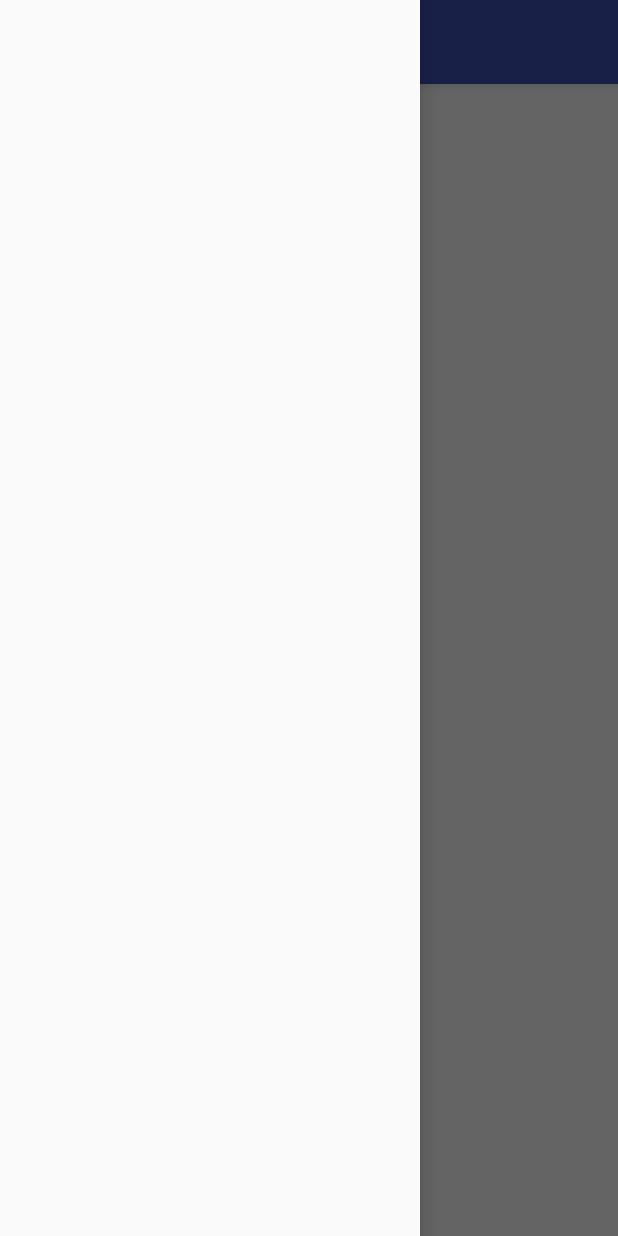
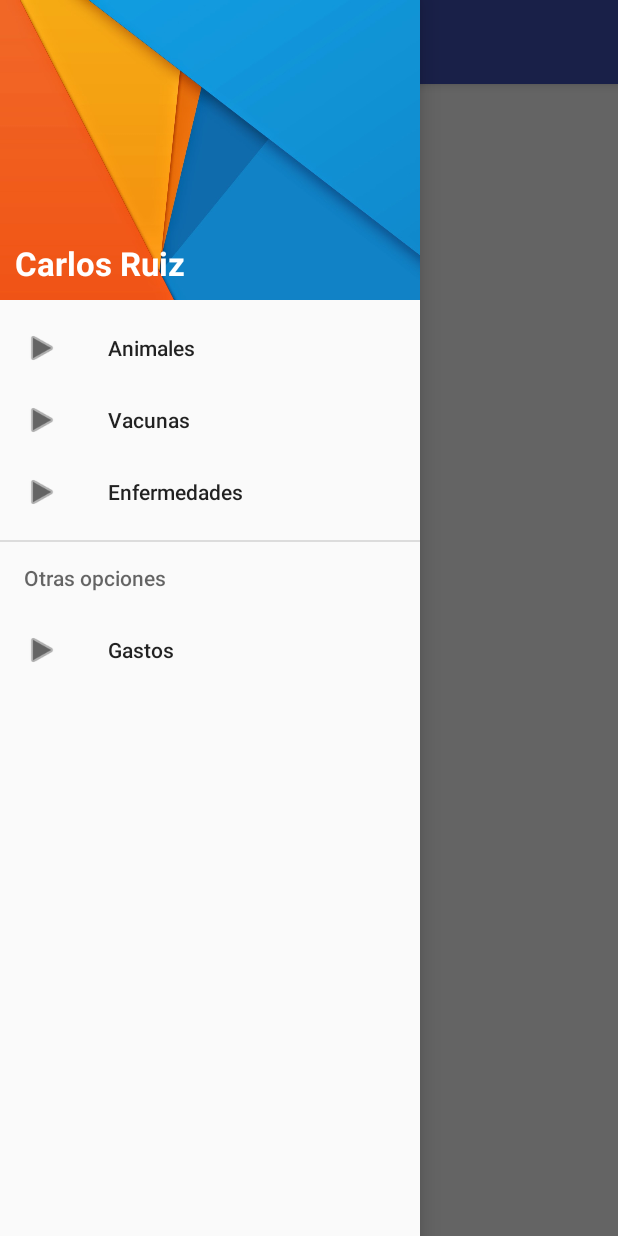
Before and after one commit to carlos-ruiz/cattle-control, an Android app: the screen it shows after launch (MainActivity), with the side drawer open, on a phone screen of 412 x 824 dp. Run offline under Robolectric (Android 15) with nearby library versions, the phone set to English and light mode, and no system bars.

Commit message:
Creando el menu en el navigation drawer

```diff
--- a/app/src/main/java/com/cruiz90/controldeganado/activities/MainActivity.java
+++ b/app/src/main/java/com/cruiz90/controldeganado/activities/MainActivity.java
@@ -1,15 +1,40 @@
 package com.cruiz90.controldeganado.activities;
 
+import android.support.v4.view.GravityCompat;
+import android.support.v4.widget.DrawerLayout;
 import android.support.v7.app.AppCompatActivity;
 import android.os.Bundle;
+import android.support.v7.widget.Toolbar;
+import android.view.MenuItem;
 
 import com.cruiz90.controldeganado.R;
 
 public class MainActivity extends AppCompatActivity {
 
+    private DrawerLayout drawerLayout;
+
     @Override
     protected void onCreate(Bundle savedInstanceState) {
         super.onCreate(savedInstanceState);
         setContentView(R.layout.activity_main);
+        drawerLayout = (DrawerLayout) findViewById(R.id.drawer_layout);
+        setToolbar();
+    }
+
+    public void setToolbar() {
+        Toolbar toolbar = (Toolbar) findViewById(R.id.toolbar);
+        setSupportActionBar(toolbar);
+        getSupportActionBar().setHomeAsUpIndicator(R.drawable.ic_menu);
+        getSupportActionBar().setDisplayHomeAsUpEnabled(true);
+    }
+
+    @Override
+    public boolean onOptionsItemSelected(MenuItem item) {
+        switch (item.getItemId()) {
+            case android.R.id.home:
+                drawerLayout.openDrawer(GravityCompat.START);
+                return true;
+        }
+        return super.onOptionsItemSelected(item);
     }
 }
--- a/app/src/main/res/layout/activity_main.xml
+++ b/app/src/main/res/layout/activity_main.xml
@@ -1,4 +1,5 @@
 <android.support.v4.widget.DrawerLayout xmlns:android="http://schemas.android.com/apk/res/android"
+    xmlns:app="http://schemas.android.com/apk/res-auto"
     android:id="@+id/drawer_layout"
     android:layout_width="match_parent"
     android:layout_height="match_parent">
@@ -23,5 +24,7 @@
         android:id="@+id/navigation_view"
         android:layout_width="wrap_content"
         android:layout_height="match_parent"
-        android:layout_gravity="start" />
+        android:layout_gravity="start"
+        app:headerLayout="@layout/header_navigation_drawer"
+        app:menu="@menu/nav_options"/>
 </android.support.v4.widget.DrawerLayout>
--- /dev/null
+++ b/app/src/main/res/layout/header_navigation_drawer.xml
@@ -0,0 +1,22 @@
+<FrameLayout xmlns:android="http://schemas.android.com/apk/res/android"
+    android:layout_width="match_parent"
+    android:layout_height="match_parent">
+
+    <ImageView
+        android:layout_width="match_parent"
+        android:layout_height="200dp"
+        android:scaleType="centerCrop"
+        android:src="@drawable/default_cover"/>
+
+    <TextView
+        android:layout_width="match_parent"
+        android:layout_height="wrap_content"
+        android:text="Carlos Ruiz"
+        android:textAppearance="@style/TextAppearance.AppCompat.Large"
+        android:textColor="#FFF"
+        android:textStyle="bold"
+        android:layout_gravity="bottom"
+        android:layout_marginLeft="10dp"
+        android:layout_marginBottom="10dp"/>
+
+</FrameLayout>
--- /dev/null
+++ b/app/src/main/res/menu/nav_options.xml
@@ -0,0 +1,26 @@
+<?xml version="1.0" encoding="utf-8"?>
+<menu xmlns:android="http://schemas.android.com/apk/res/android">
+    <group android:checkableBehavior="single">
+        <item
+            android:id="@+id/menu_animals"
+            android:icon="@android:drawable/ic_media_play"
+            android:title="Animales" />
+        <item
+            android:id="@+id/menu_vaccines"
+            android:icon="@android:drawable/ic_media_play"
+            android:title="Vacunas" />
+        <item
+            android:id="@+id/menu_diseases"
+            android:icon="@android:drawable/ic_media_play"
+            android:title="Enfermedades" />
+    </group>
+
+    <item android:title="Otras opciones">
+        <menu>
+            <item
+                android:id="@+id/menu_gastos"
+                android:icon="@android:drawable/ic_media_play"
+                android:title="Gastos" />
+        </menu>
+    </item>
+</menu>
```
Also changed, not shown: app/src/main/res/drawable-hdpi/ic_menu.png (added), app/src/main/res/drawable-mdpi/ic_menu.png (added), app/src/main/res/drawable-xhdpi/ic_menu.png (added), app/src/main/res/drawable-xxhdpi/ic_menu.png (added), app/src/main/res/drawable/default_cover.jpg (added).
